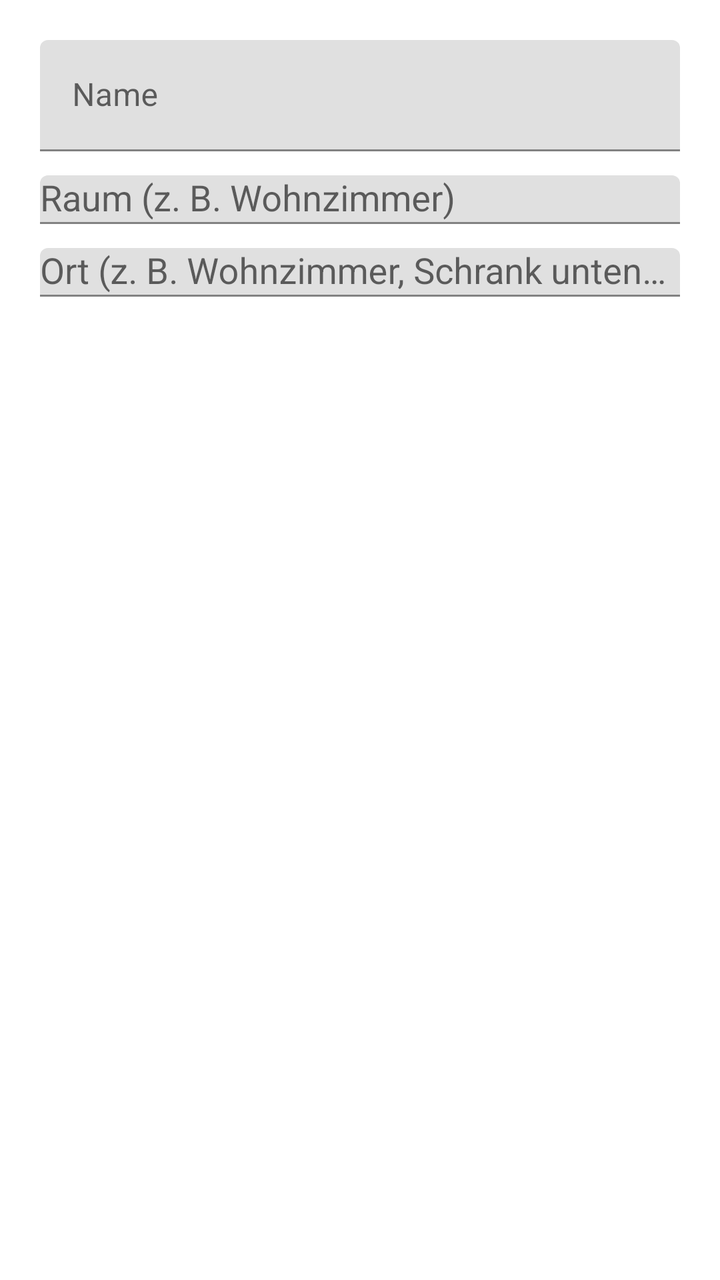
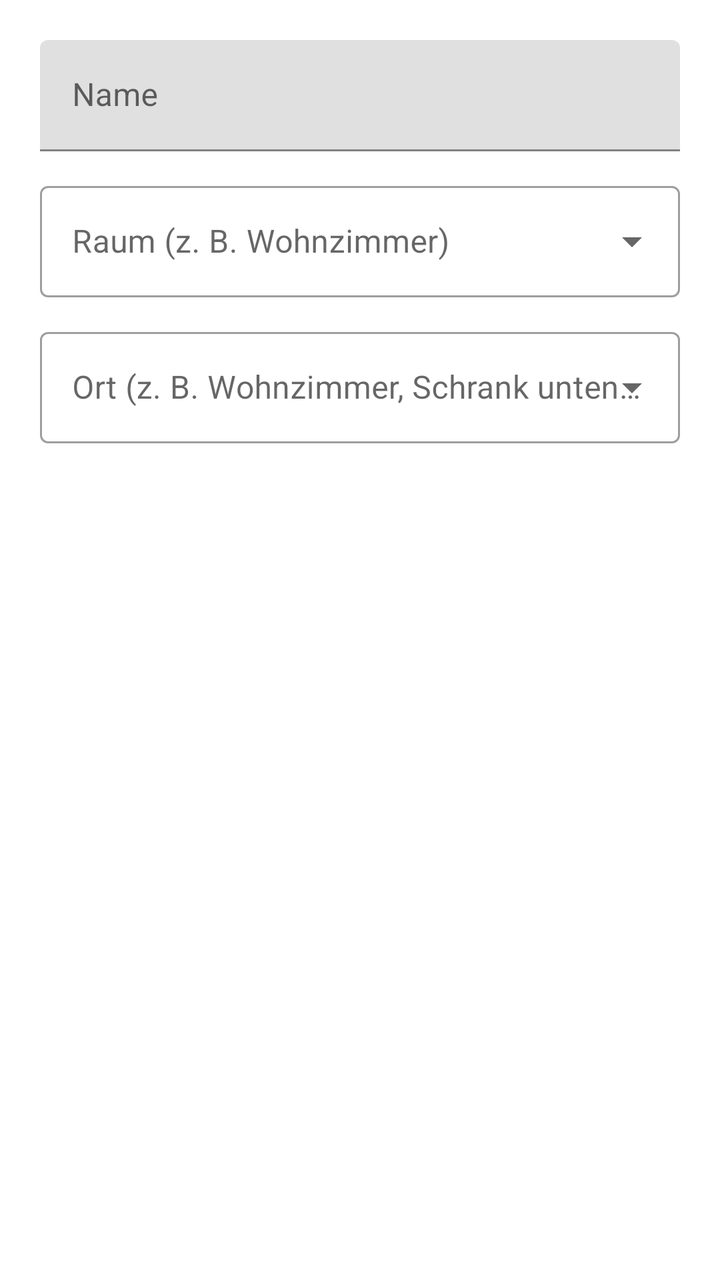

An Android layout rendered at two revisions. The XML below is the earlier revision; the diff shows what the commit changed to produce the second picture.
<!-- AndroidManifest.xml: application theme Theme.HomeSonar -->
<!-- res/layout/dialog_edit_item.xml -->
<?xml version="1.0" encoding="utf-8"?>
<LinearLayout xmlns:android="http://schemas.android.com/apk/res/android"
    android:layout_width="match_parent"
    android:layout_height="wrap_content"
    android:orientation="vertical"
    android:padding="20dp">

    <com.google.android.material.textfield.TextInputLayout
        android:layout_width="match_parent"
        android:layout_height="wrap_content"
        android:layout_marginBottom="12dp"
        android:hint="@string/name_hint">

        <com.google.android.material.textfield.TextInputEditText
            android:id="@+id/inputName"
            android:layout_width="match_parent"
            android:layout_height="wrap_content"
            android:importantForAutofill="no"
            android:inputType="text" />

    </com.google.android.material.textfield.TextInputLayout>

    <com.google.android.material.textfield.TextInputLayout
        android:layout_width="match_parent"
        android:layout_height="wrap_content"
        android:layout_marginBottom="12dp"
        android:hint="@string/room_name_hint">

        <com.google.android.material.textfield.MaterialAutoCompleteTextView
            android:id="@+id/inputRoom"
            android:layout_width="match_parent"
            android:layout_height="wrap_content"
            android:completionThreshold="1"
            android:importantForAutofill="no"
            android:inputType="text" />

    </com.google.android.material.textfield.TextInputLayout>

    <com.google.android.material.textfield.TextInputLayout
        android:layout_width="match_parent"
        android:layout_height="wrap_content"
        android:hint="@string/location_hint_long">

        <com.google.android.material.textfield.MaterialAutoCompleteTextView
            android:id="@+id/inputLocation"
            android:layout_width="match_parent"
            android:layout_height="wrap_content"
            android:completionThreshold="1"
            android:importantForAutofill="no"
            android:inputType="text" />

    </com.google.android.material.textfield.TextInputLayout>

</LinearLayout>
<!-- resources referenced by this layout -->
<resources>
  <string name="location_hint_long">Ort (z. B. Wohnzimmer, Schrank unten rechts, Schublade)</string>
  <string name="name_hint">Name</string>
  <string name="room_name_hint">Raum (z. B. Wohnzimmer)</string>
  <style name="Theme.HomeSonar" parent="Theme.MaterialComponents.DayNight.NoActionBar">
          <item name="colorPrimary">@color/primary</item>
          <item name="colorPrimaryVariant">@color/primary_dark</item>
          <item name="colorOnPrimary">@color/white</item>
          <item name="colorSecondary">@color/secondary</item>
      </style>
  <color name="primary">#1F6E5C</color>
  <color name="primary_dark">#144D40</color>
  <color name="white">#FFFFFF</color>
  <color name="secondary">#4FA58F</color>
</resources>

<!-- the commit's change to res/layout/dialog_edit_item.xml (unified diff, before → after) -->
@@ -21,6 +21,7 @@
     </com.google.android.material.textfield.TextInputLayout>
 
     <com.google.android.material.textfield.TextInputLayout
+        style="@style/Widget.MaterialComponents.TextInputLayout.OutlinedBox.ExposedDropdownMenu"
         android:layout_width="match_parent"
         android:layout_height="wrap_content"
         android:layout_marginBottom="12dp"
@@ -37,6 +38,7 @@
     </com.google.android.material.textfield.TextInputLayout>
 
     <com.google.android.material.textfield.TextInputLayout
+        style="@style/Widget.MaterialComponents.TextInputLayout.OutlinedBox.ExposedDropdownMenu"
         android:layout_width="match_parent"
         android:layout_height="wrap_content"
         android:hint="@string/location_hint_long">
